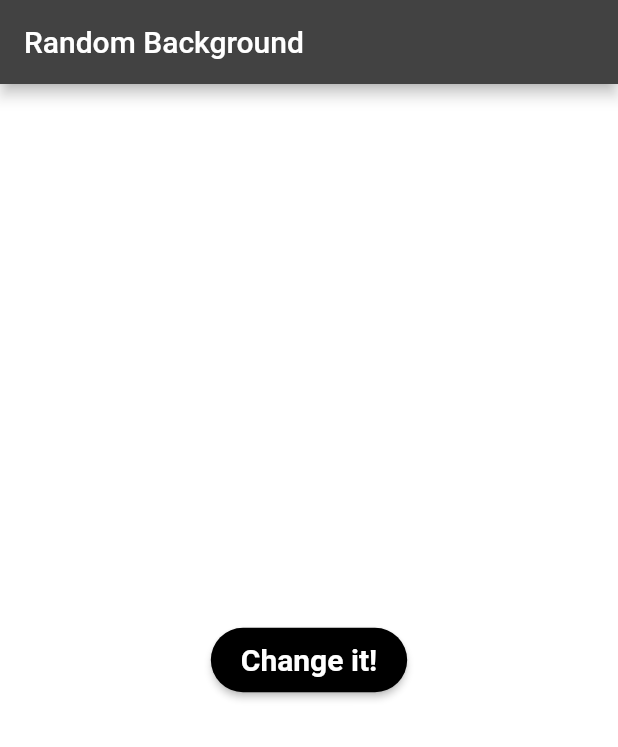
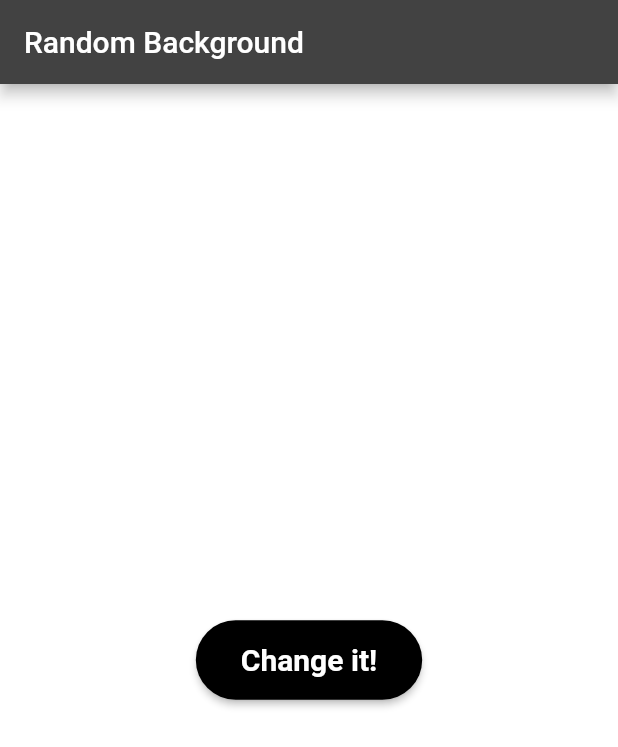
Before and after one commit to AayushPatel006/ColorChangerApp, a Flutter app: the screen it shows after launch, on a phone screen of 412 x 824 dp. Shown: the top 747 px of the screen. Run offline on Flutter 3.47's test engine with Material 2 defaults, Android fonts, the phone set to English and light mode, and no system bars.

Commit message:
Project Completed

```diff
--- a/lib/main.dart
+++ b/lib/main.dart
@@ -57,7 +57,7 @@
             shape: RoundedRectangleBorder(
                 borderRadius: BorderRadius.circular(30.0)),
             primary: currentButtonColor,
-            padding: EdgeInsets.fromLTRB(20, 10, 20, 10),
+            padding: EdgeInsets.fromLTRB(30, 15, 30, 15),
           ),
           child: Text("Change it!"),
         ),
```
